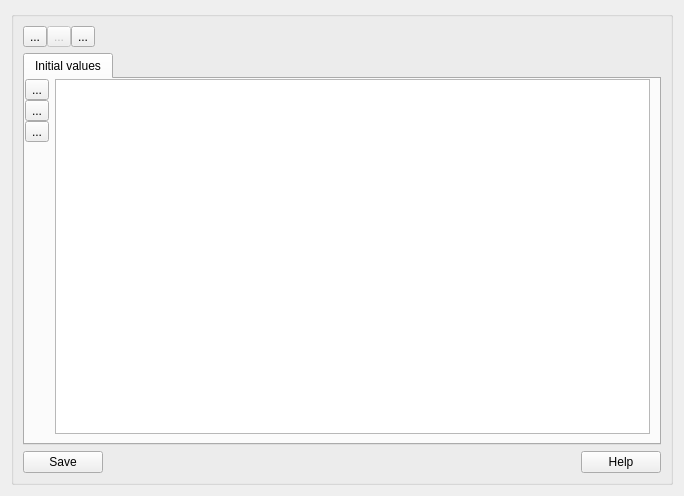
Above: TableInstanceForm.ui from fritzone/ddm before the change. Below: the same form after it.
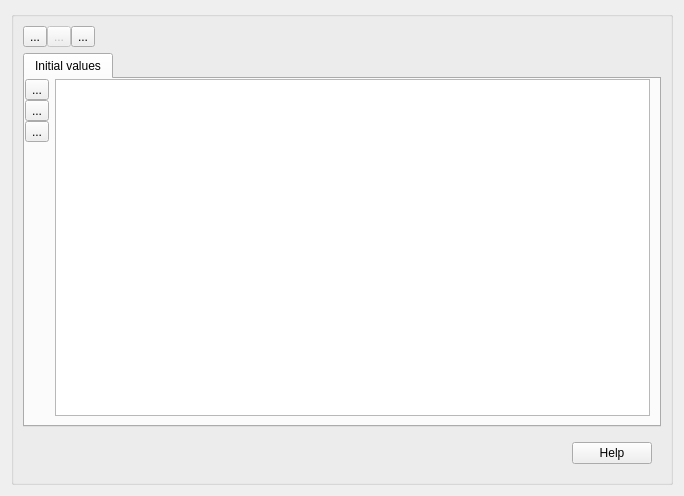
That is the form after the change. Icons and pictures are not drawn.

What changed in the file:
```diff
--- a/TableInstanceForm.ui
+++ b/TableInstanceForm.ui
@@ -19,9 +19,7 @@
      <property name="title">
       <string/>
      </property>
-     <layout class="QVBoxLayout" name="verticalLayout_2">
-      <item>
-       <layout class="QVBoxLayout" name="verticalLayout_9">
+     <layout class="QVBoxLayout" name="verticalLayout">
         <item>
          <layout class="QHBoxLayout" name="horizontalLayout_13">
           <property name="spacing">
@@ -206,14 +204,17 @@
          </widget>
         </item>
         <item>
-         <layout class="QHBoxLayout" name="horizontalLayout_11">
-          <item>
-           <widget class="QPushButton" name="btnSave">
-            <property name="text">
-             <string>Save</string>
-            </property>
-           </widget>
-          </item>
+       <widget class="QFrame" name="frame">
+        <property name="frameShape">
+         <enum>QFrame::NoFrame</enum>
+        </property>
+        <property name="frameShadow">
+         <enum>QFrame::Raised</enum>
+        </property>
+        <property name="lineWidth">
+         <number>0</number>
+        </property>
+        <layout class="QHBoxLayout" name="horizontalLayout_3">
           <item>
            <spacer name="horizontalSpacer_7">
             <property name="orientation">
@@ -221,7 +222,7 @@
             </property>
             <property name="sizeHint" stdset="0">
              <size>
-              <width>40</width>
+             <width>528</width>
               <height>20</height>
              </size>
             </property>
@@ -235,8 +236,7 @@
            </widget>
           </item>
          </layout>
-        </item>
-       </layout>
+       </widget>
       </item>
      </layout>
     </widget>
```
Left out of the diff: 16 changed lines with no effect on the pictures. Lines whose indentation alone changed are shown as unchanged.
